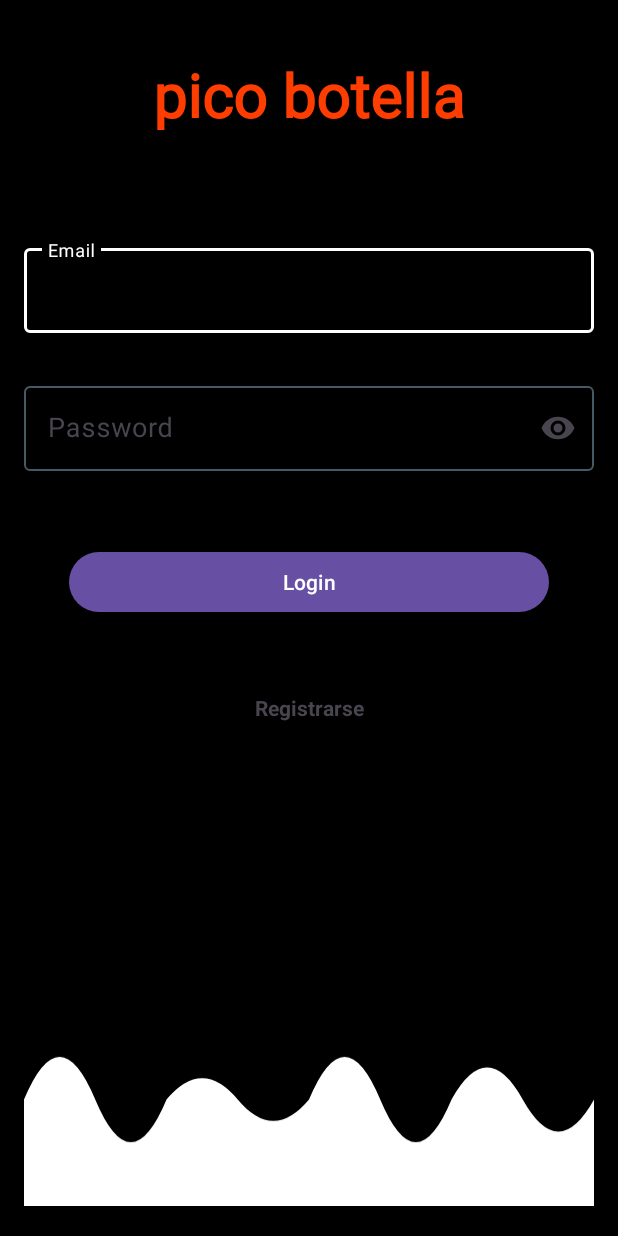
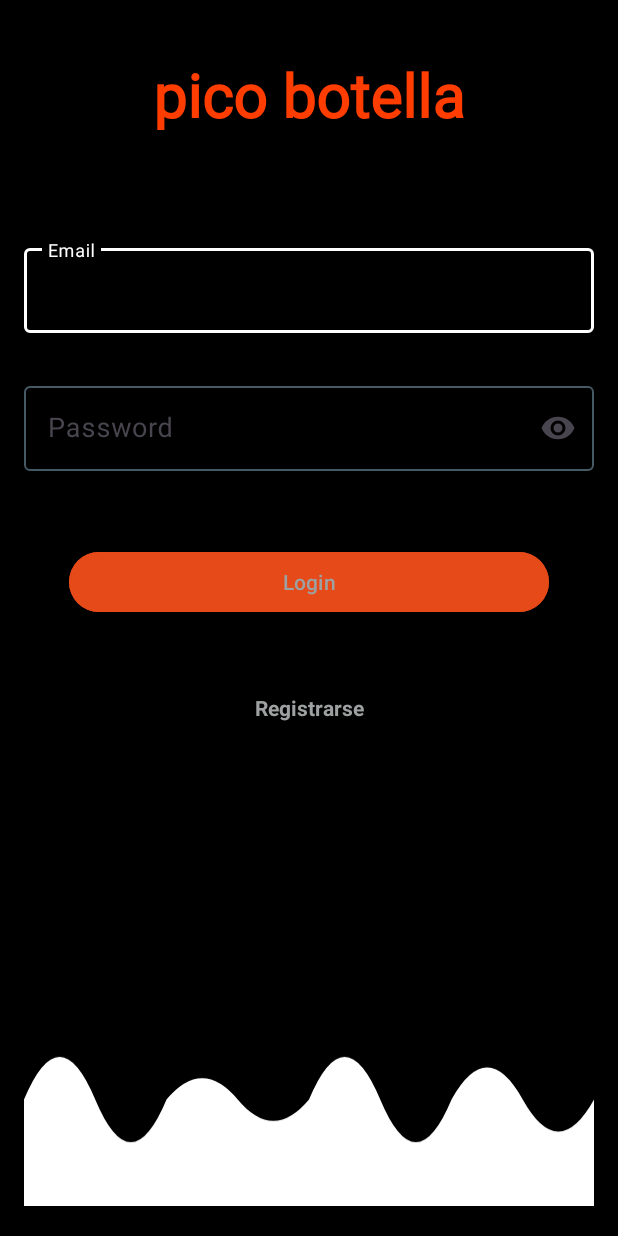
Before and after one commit to T-Dev-Org/equipoUno, an Android app: the screen it shows after launch (MainActivity), on a phone screen of 412 x 824 dp. Run offline under Robolectric (Android 15) with nearby library versions, the phone set to English and light mode, and no system bars; our stand-ins replace data binding.

Commit message:
feat: BAPP-197 BAPP-198 BAPP-199 enable and disable login and register buttons according to the state of the login text inputs

```diff
--- a/app/src/main/java/com/example/equipouno/view/fragments/LoginFragment.kt
+++ b/app/src/main/java/com/example/equipouno/view/fragments/LoginFragment.kt
@@ -41,6 +41,7 @@ class LoginFragment : Fragment() {
 
         setupPasswordValidation()
         setupPasswordVisibility()
+        verifyInputs()
     }
 
 
@@ -119,4 +120,22 @@ class LoginFragment : Fragment() {
 
     }
 
+    private fun verifyInputs() {
+        // TextWatcher que verifica los dos estados de los input
+        binding.etPassword.addTextChangedListener {
+            updateButtonsState(it.toString().isEmpty(), binding.etEmail.text.isNullOrEmpty())
+        }
+
+        // TextWatcher que verifica los dos estados de los input
+        binding.etEmail.addTextChangedListener {
+            updateButtonsState(binding.etPassword.text.isNullOrEmpty(), it.toString().isEmpty())
+        }
+    }
+
+    private fun updateButtonsState(isPasswordEmpty: Boolean, isEmailEmpty: Boolean) {
+        // Si alguno de los campos está vacío, deshabilitar el botón
+        binding.btnLogin.isEnabled = !(isPasswordEmpty || isEmailEmpty)
+        binding.tvRegister.isEnabled = !(isPasswordEmpty || isEmailEmpty)
+    }
+
 }
--- /dev/null
+++ b/app/src/main/res/color/button_selector.xml
@@ -0,0 +1,5 @@
+<?xml version="1.0" encoding="utf-8"?>
+<selector xmlns:android="http://schemas.android.com/apk/res/android">
+    <item android:color="@color/white" android:state_enabled="true"/>
+    <item android:color="@color/gray_button" android:state_enabled="false"/>
+</selector>
--- a/app/src/main/res/layout/fragment_login.xml
+++ b/app/src/main/res/layout/fragment_login.xml
@@ -34,7 +34,7 @@
             app:hintTextColor="@color/white"
             app:boxBackgroundMode="outline"
             app:boxStrokeWidthFocused="2dp"
-            app:boxStrokeColor="@color/selector"
+            app:boxStrokeColor="@color/login_input_selector"
             app:layout_constraintEnd_toEndOf="parent"
             app:layout_constraintStart_toStartOf="parent"
             app:layout_constraintBottom_toTopOf="@+id/tilPassword">
@@ -59,7 +59,7 @@
             app:hintEnabled="true"
             app:hintTextColor="@color/white"
             app:boxBackgroundMode="outline"
-            app:boxStrokeColor="@color/selector"
+            app:boxStrokeColor="@color/login_input_selector"
             app:endIconMode="custom"
             app:endIconDrawable="@drawable/ic_eye_open"
             android:layout_marginTop="30dp"
@@ -86,7 +86,10 @@
             android:layout_width="match_parent"
             android:layout_height="wrap_content"
             android:text="Login"
+            android:textColor="@color/button_selector"
+            android:backgroundTint="@color/orange_700"
             android:layout_marginHorizontal="30dp"
+            android:enabled="false"
             android:layout_marginTop="50dp"
             app:layout_constraintTop_toBottomOf="@+id/tilPassword"
             app:layout_constraintEnd_toEndOf="parent"
@@ -98,7 +101,9 @@
             android:layout_height="wrap_content"
             android:text="Registrarse"
             android:textStyle="bold"
+            android:textColor="@color/button_selector"
             android:clickable="true"
+            android:enabled="false"
             android:layout_marginTop="50dp"
             app:layout_constraintTop_toBottomOf="@+id/btnLogin"
             app:layout_constraintEnd_toEndOf="parent"
--- a/app/src/main/res/values/colors.xml
+++ b/app/src/main/res/values/colors.xml
@@ -10,4 +10,6 @@
     <color name="challengeFragmentTitle">#FF3D00</color>
     <color name="gray">#646464</color>
     <color name="shadow">#080808</color>
+    <color name="orange_gray">#D3A27D</color>
+    <color name="gray_button">#9EA1A1</color>
 </resources>
```
Also changed, not shown: app/src/main/res/color/login_input_selector.xml (renamed from app/src/main/res/color/selector.xml).
